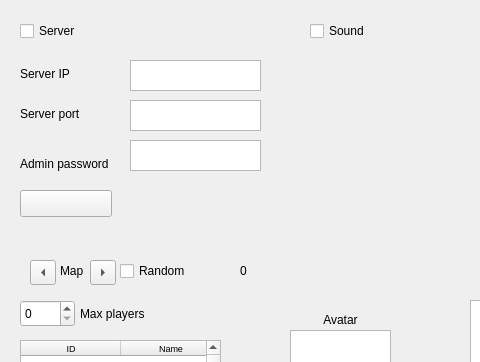
Above: gui/ui/main_window.ui from contremaitre/BomberDude before the change; both pictures show x 0 to 480 and y 0 to 362 of the 800 by 600 pixel window. Below: the same form after it.
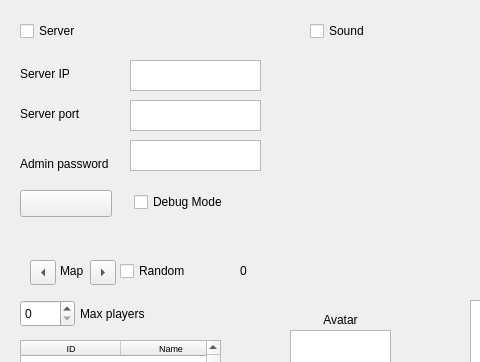
That is the form after the change.

Commit message: Adds a "debug" button to allow game with only one player, more bonus, etc.

The edit to the form file:
```diff
--- a/gui/ui/main_window.ui
+++ b/gui/ui/main_window.ui
@@ -124,6 +124,25 @@
       </rect>
      </property>
     </widget>
+    <widget class="QCheckBox" name="checkDebugMode">
+     <property name="geometry">
+      <rect>
+       <x>124</x>
+       <y>180</y>
+       <width>131</width>
+       <height>24</height>
+      </rect>
+     </property>
+     <property name="toolTip">
+      <string>Enables single player game, more bonus, no countdown, etc.</string>
+     </property>
+     <property name="text">
+      <string>Debug Mode</string>
+     </property>
+     <property name="checked">
+      <bool>false</bool>
+     </property>
+    </widget>
    </widget>
    <widget class="QWidget" name="sound_pref" native="true">
     <property name="geometry">
```
Left out of the diff: 11 changed lines with no effect on the pictures. The commit also changes 3 other files.
